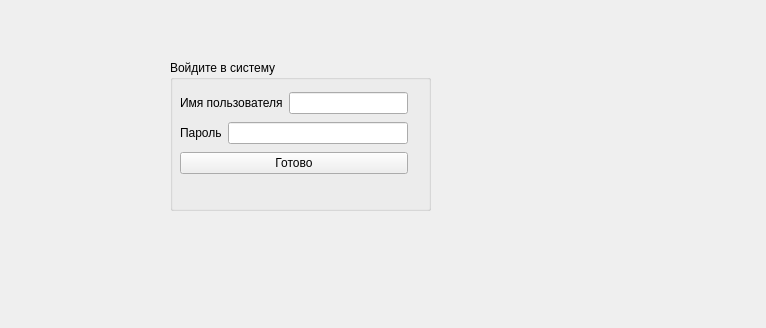
First picture: the form in mainwindow.ui, repository RomanB51/Interface, before the edit.
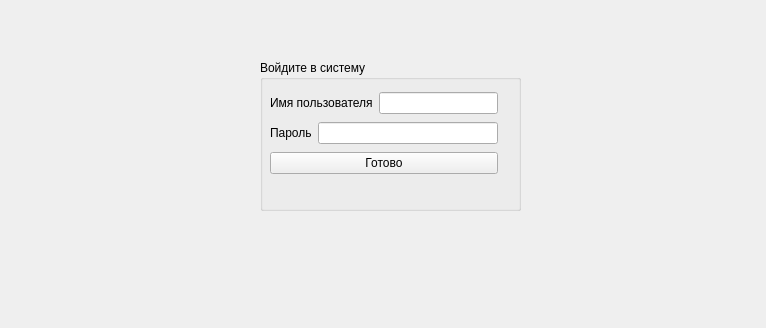
Second picture: the form after the edit.

Commit message: Picture on label

```diff
--- a/mainwindow.ui
+++ b/mainwindow.ui
@@ -17,7 +17,7 @@
    <widget class="QGroupBox" name="groupBox">
     <property name="geometry">
      <rect>
-      <x>170</x>
+      <x>260</x>
       <y>60</y>
       <width>261</width>
       <height>151</height>
@@ -74,6 +74,19 @@
      </layout>
     </widget>
    </widget>
+   <widget class="QLabel" name="label_pic">
+    <property name="geometry">
+     <rect>
+      <x>80</x>
+      <y>60</y>
+      <width>161</width>
+      <height>131</height>
+     </rect>
+    </property>
+    <property name="text">
+     <string/>
+    </property>
+   </widget>
   </widget>
   <widget class="QMenuBar" name="menubar">
    <property name="geometry">
```
The commit also changes 6 other files.
